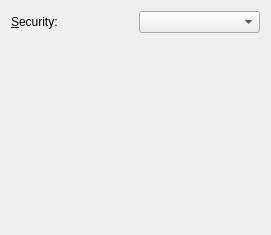
Qt form libs/ui/security/802_11_wireless_security.ui (KDE/networkmanagement) before a commit.
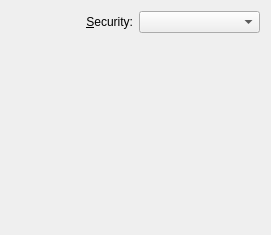
The same form after that commit. Custom widgets are drawn as their Qt base class.

Commit message: fix ui files (buddy, align, tab order)

```diff
--- a/libs/ui/security/802_11_wireless_security.ui
+++ b/libs/ui/security/802_11_wireless_security.ui
@@ -21,6 +21,9 @@
        <property name="text">
         <string>&amp;Security:</string>
        </property>
+       <property name="alignment">
+        <set>Qt::AlignRight|Qt::AlignTrailing|Qt::AlignVCenter</set>
+       </property>
        <property name="buddy">
         <cstring>cmbType</cstring>
        </property>
```
The commit also changes 1 other file.
